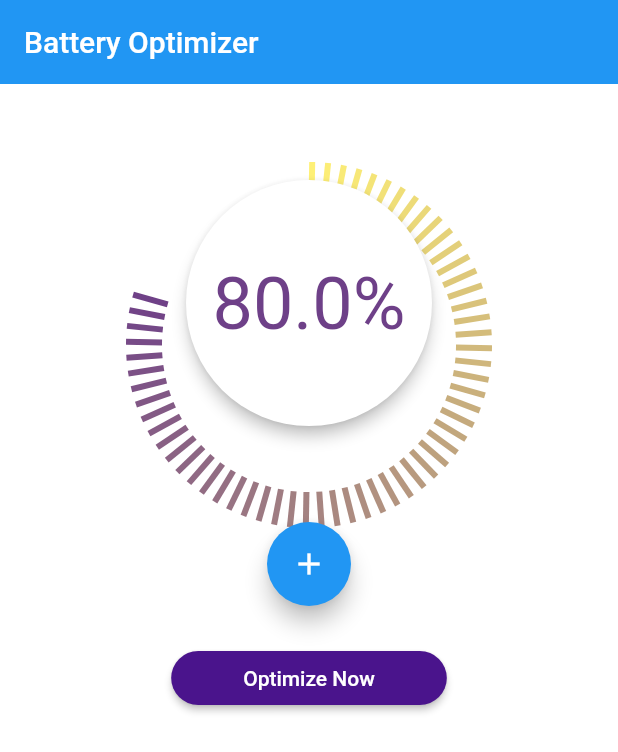
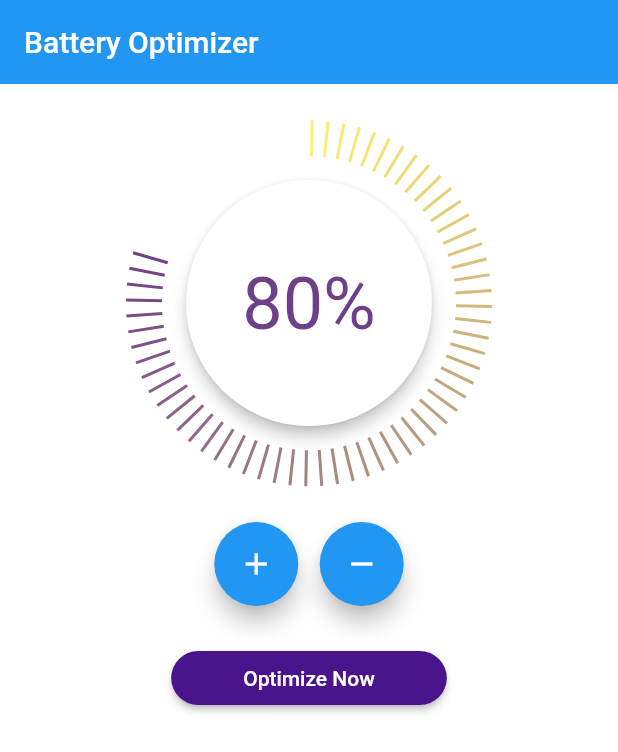
Before and after one commit to Flutter-Team-hokaiG/optimizer, a Flutter app: the screen it shows after launch, on a phone screen of 412 x 824 dp. Shown: the top 752 px of the screen. Run offline on Flutter 3.47's test engine with Material 2 defaults, Android fonts, the phone set to English and light mode, and no system bars.

Commit message:
＋－を追加

```diff
--- a/lib/main.dart
+++ b/lib/main.dart
@@ -1,4 +1,5 @@
 import 'dart:math'; // 後でインジケータの実装に使う
+import 'dart:ui';
 import 'package:flutter/material.dart';
 
 const kColorPurple = Color(0xFF4A148C);
@@ -77,14 +78,14 @@ class _BatteryLevelIndicatorPainter extends CustomPainter {
       final paint = Paint()
         ..color = color
         ..style = PaintingStyle.stroke
-        ..strokeWidth = 4;
+        ..strokeWidth = 2;
 
       final spaceLen = 16; // 円とゲージ間の長さ
       final lineLen = 24; // ゲージの長さ
       final angle = (2 * pi * per) - (pi / 2); // 0時方向から開始するため-90度ずらす
 
       // 円の中心座標
-      final offset0 = Offset(size.width * 0.5, size.height * 0.5);
+      final offset0 = Offset(size.width * 0.5, size.height * 0.42);
       // 線の内側部分の座標
       final offset1 = offset0.translate(
         (textCircleRadius + spaceLen) * cos(angle),
@@ -114,11 +115,7 @@ class BatteryLevelIndicator extends StatefulWidget {
 }
 
 class _BatteryLevelIndicatorState extends State<BatteryLevelIndicator> {
-  final double percentage = 0.8;
-  void _incrementCounter() {
-    percentage + 0.01;
-  }
-
+  double percentage = 0.8;
   final size = 164.0;
 
   @override
@@ -127,6 +124,7 @@ class _BatteryLevelIndicatorState extends State<BatteryLevelIndicator> {
       begin: kColorIndicatorBegin,
       end: kColorIndicatorEnd,
     ).lerp(percentage)!;
+    int intPercentage = (percentage * 100).toInt(); //整数表示するために変数を変えた
     return CustomPaint(
       painter: _BatteryLevelIndicatorPainter(
         percentage: percentage,
@@ -145,18 +143,40 @@ class _BatteryLevelIndicatorState extends State<BatteryLevelIndicator> {
                 height: size,
                 child: Center(
                   child: Text(
-                    '${percentage * 100}%',
+                    '$intPercentage%',
                     style: TextStyle(color: colorA, fontSize: 48),
                   ),
                 ),
               ),
             ),
           ),
-          Center(
-            child: FloatingActionButton(
-              onPressed: _incrementCounter,
-              child: Icon(Icons.add),
-            ),
+          Row(
+            mainAxisAlignment: MainAxisAlignment.center,
+            children: [
+              Spacer(flex: 10),
+              Center(
+                child: FloatingActionButton(
+                  onPressed: () {
+                    setState(() {
+                      percentage += 0.01;
+                    });
+                  },
+                  child: Icon(Icons.add),
+                ),
+              ),
+              Spacer(flex: 1),
+              Center(
+                child: FloatingActionButton(
+                  onPressed: () {
+                    setState(() {
+                      percentage -= 0.01;
+                    });
+                  },
+                  child: Icon(Icons.remove),
+                ),
+              ),
+              Spacer(flex: 10),
+            ],
           ),
         ],
       ),
```
